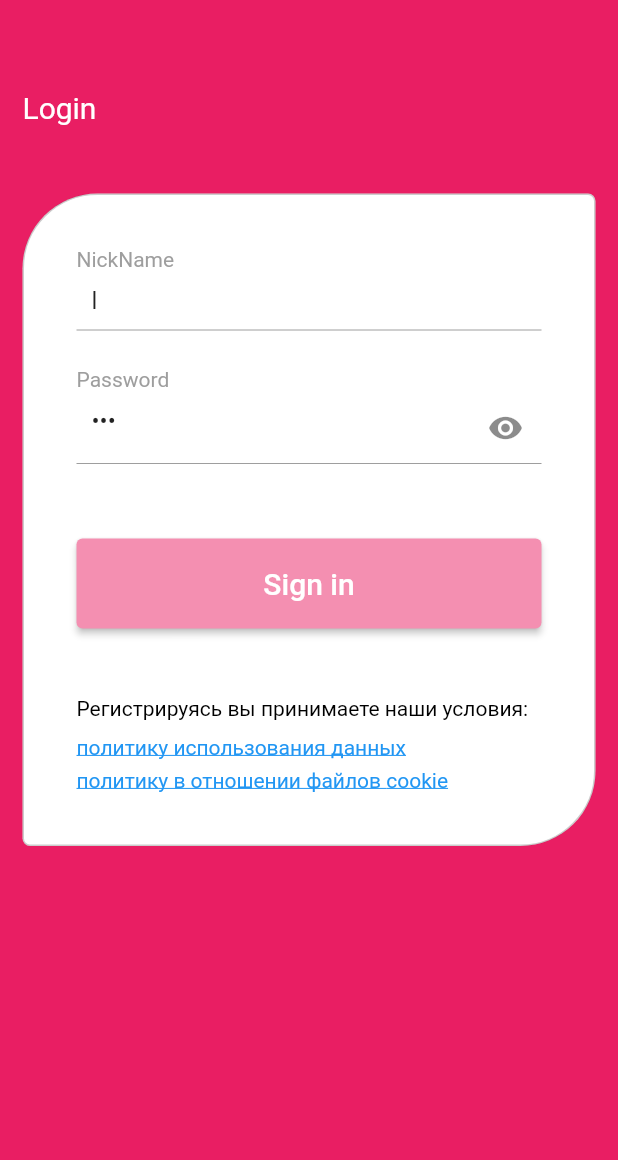
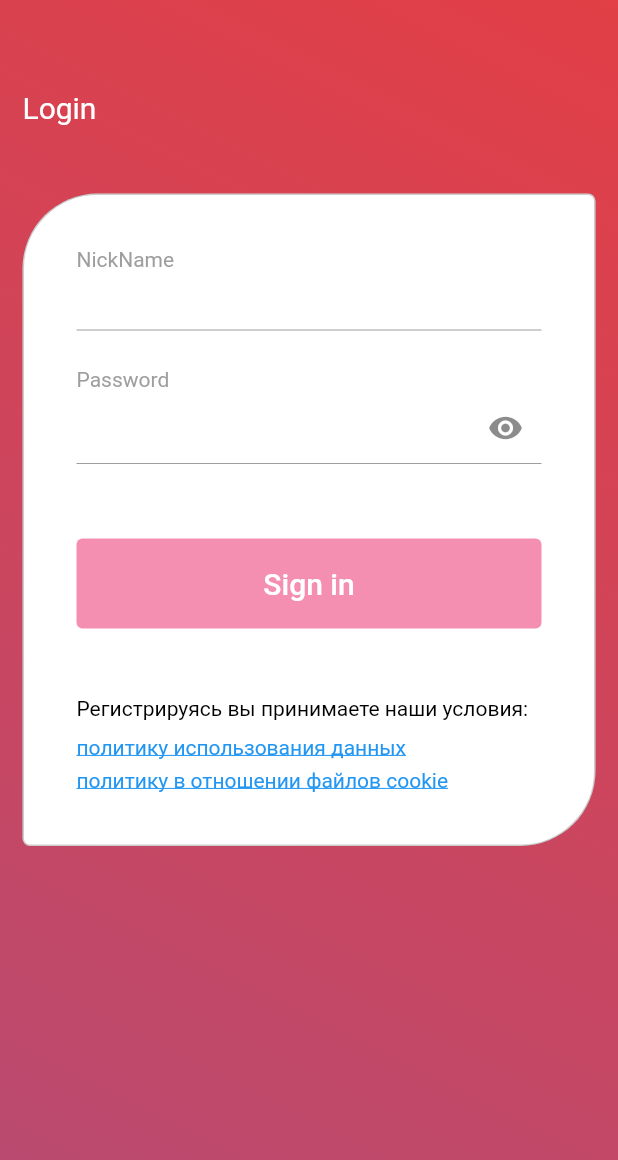
Before and after one commit to Andrey253/strongnews, a Flutter app: the screen it shows after launch, on a phone screen of 412 x 824 dp. Shown: the top 1160 px of the screen. Run offline on Flutter 3.47's test engine with Material 2 defaults, Android fonts, the phone set to English and light mode, and no system bars; our stand-ins replace flutter_secure_storage; missing offline and left inert: pedantic.

Commit message:
Готово

```diff
--- a/lib/Theme/app_colors.dart
+++ b/lib/Theme/app_colors.dart
@@ -3,3 +3,12 @@ import 'package:flutter/material.dart';
 abstract class AppColors{
   static const  mainDarkBlue = const Color.fromRGBO(3, 37, 65, 1);
 }
+abstract class AppBoxDecoration{
+  static const  appGradient = const BoxDecoration(
+    gradient: LinearGradient(
+      colors: [Color.fromRGBO(184, 75, 114, 1), Color.fromRGBO(226, 63, 70, 1)],
+      begin: FractionalOffset.bottomLeft,
+      end: FractionalOffset.topRight,
+    ),
+  );
+}
--- a/lib/api/api_client.dart
+++ b/lib/api/api_client.dart
@@ -1,7 +1,7 @@
 import 'dart:convert';
 import 'dart:io';
 import 'package:themoviedb/data/model/data_model_news.dart';
-import 'package:themoviedb/data/token_access/response_token.dart';
+import 'package:themoviedb/data/model_token_access/response_token.dart';
 
 class ApiClient {
   final _client = HttpClient();
--- a/lib/widgets/app/app.dart
+++ b/lib/widgets/app/app.dart
@@ -14,7 +14,6 @@ class MyApp extends StatelessWidget {
         bottomNavigationBarTheme: BottomNavigationBarThemeData(
           backgroundColor: AppColors.mainDarkBlue,
         ),
-
       ),
       routes: mainNavigation.routes,
       initialRoute: mainNavigation.initialRout(false),
--- a/lib/widgets/auth/auth_model.dart
+++ b/lib/widgets/auth/auth_model.dart
@@ -8,13 +8,13 @@ class AuthModel extends ChangeNotifier {
   final _apiClient = ApiClient();
   final _authDataProvider = AuthDataProvider();
 
-  final loginTextController = TextEditingController(text: 'l');
-  final passwordTextController = TextEditingController(text: 'pas');
+  final loginTextController = TextEditingController();
+  final passwordTextController = TextEditingController();
   String? _errorMessege;
 
   String? get errorMassege => _errorMessege;
   bool _isAuthProgress = false;
-  bool _isCheckedLoginAndPassword = true;
+  bool _isCheckedLoginAndPassword = false;
   bool get canStartAuth => !_isAuthProgress && _isCheckedLoginAndPassword;
   bool get isAuthProgress => _isAuthProgress;
   var colorButton = MaterialStateProperty.all(Colors.pink.shade200);
--- a/lib/widgets/auth/auth_widget.dart
+++ b/lib/widgets/auth/auth_widget.dart
@@ -1,4 +1,5 @@
 import 'package:flutter/material.dart';
+import 'package:themoviedb/Theme/app_colors.dart';
 import 'package:themoviedb/widgets/auth/auth_model.dart';
 
 class AuthWidget extends StatefulWidget {
@@ -12,9 +13,12 @@ class _AuthWidgetState extends State<AuthWidget> {
   @override
   Widget build(BuildContext context) {
     return Scaffold(
-      backgroundColor: Colors.pink,
-      body: SingleChildScrollView(
-        child: _HeaderWidget(),
+      body: Container(
+        decoration: AppBoxDecoration.appGradient,
+        height: double.infinity,
+        child: SingleChildScrollView(
+          child: _HeaderWidget(),
+        ),
       ),
     );
   }
@@ -157,12 +161,14 @@ class _AuthButtonWidget extends StatelessWidget {
 
     return ElevatedButton(
         onPressed: onPressed,
-        clipBehavior: Clip.hardEdge,
+       // clipBehavior: Clip.hardEdge,
         style: ButtonStyle(
           enableFeedback: false,
           backgroundColor: model?.colorButton,
         ),
-        child: Container(height: 60, child: Center(child: child)));
+        child: Container(
+            height: 60,
+            child: Center(child: child)));
   }
 }
 
```
Also changed, not shown: lib/data/model_token_access/response_token.dart (renamed from lib/data/token_access/response_token.dart), 1 other file.
